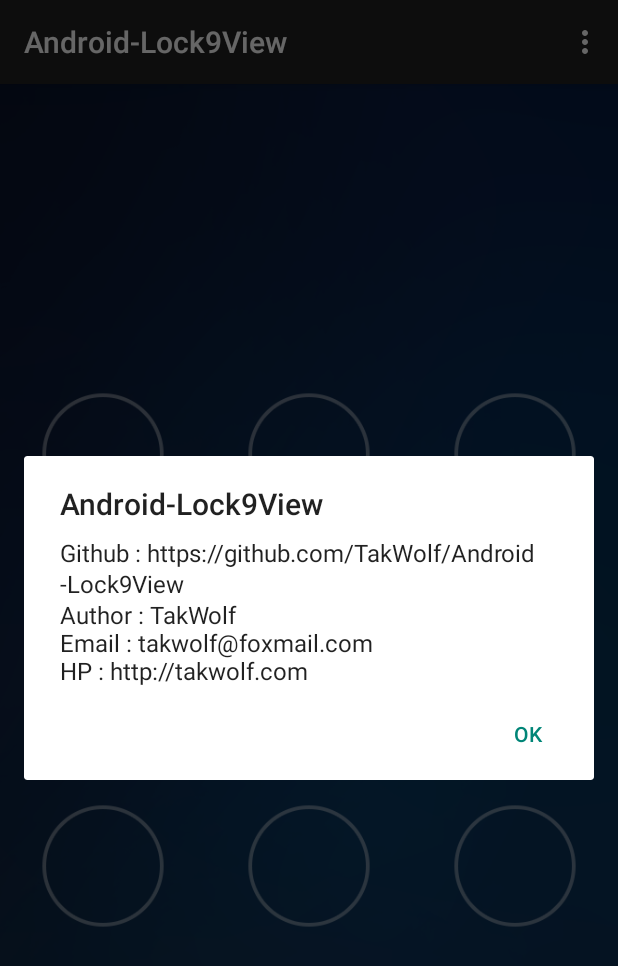
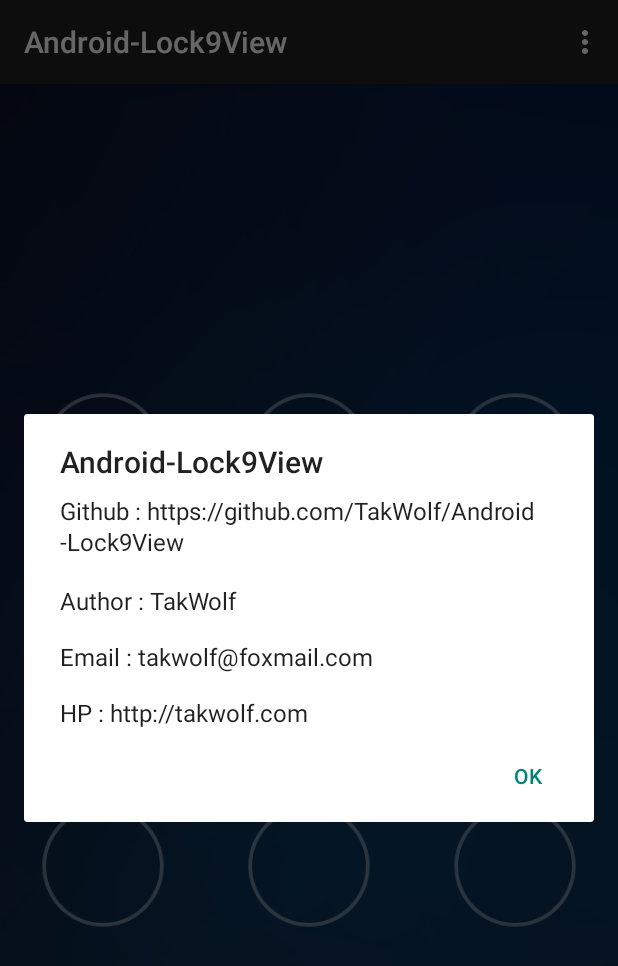
Before and after one commit to TakWolf-Deprecated/Android-Lock9View, an Android app: the screen it shows after launch (MainActivity), in the options menu, after a tap on "About", on a phone screen of 412 x 824 dp. Shown: the top 966 px of the screen. Run offline under Robolectric (Android 15) with nearby library versions, the phone set to English and light mode, and no system bars.

Commit message:
about dialog

```diff
--- a/app/src/main/java/com/takwolf/android/lock9view/MainActivity.java
+++ b/app/src/main/java/com/takwolf/android/lock9view/MainActivity.java
@@ -42,9 +42,9 @@ public class MainActivity extends ActionBarActivity {
                 new AlertDialog.Builder(this)
                         .setTitle("Android-Lock9View")
                         .setMessage(
-                                "Github : https://github.com/TakWolf/Android-Lock9View\n" +
-                                "Author : TakWolf\n" +
-                                "Email : takwolf@foxmail.com\n" +
+                                "Github : https://github.com/TakWolf/Android-Lock9View\n\n" +
+                                "Author : TakWolf\n\n" +
+                                "Email : takwolf@foxmail.com\n\n" +
                                 "HP : http://takwolf.com")
                         .setPositiveButton("OK", null)
                         .show();
```
